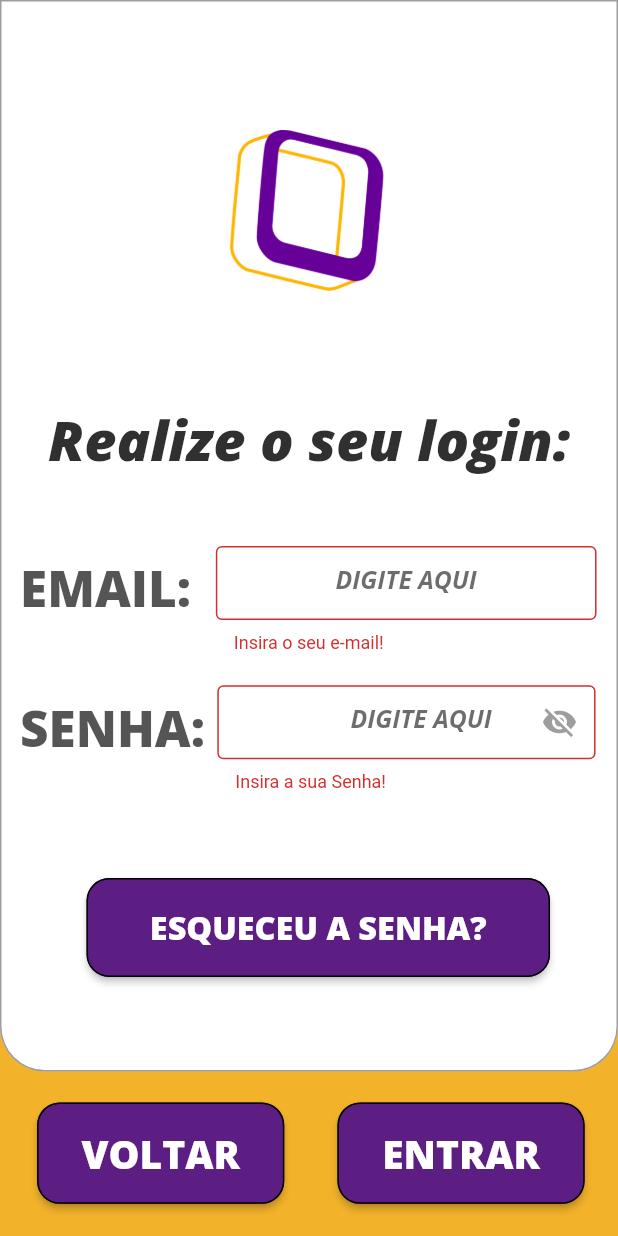
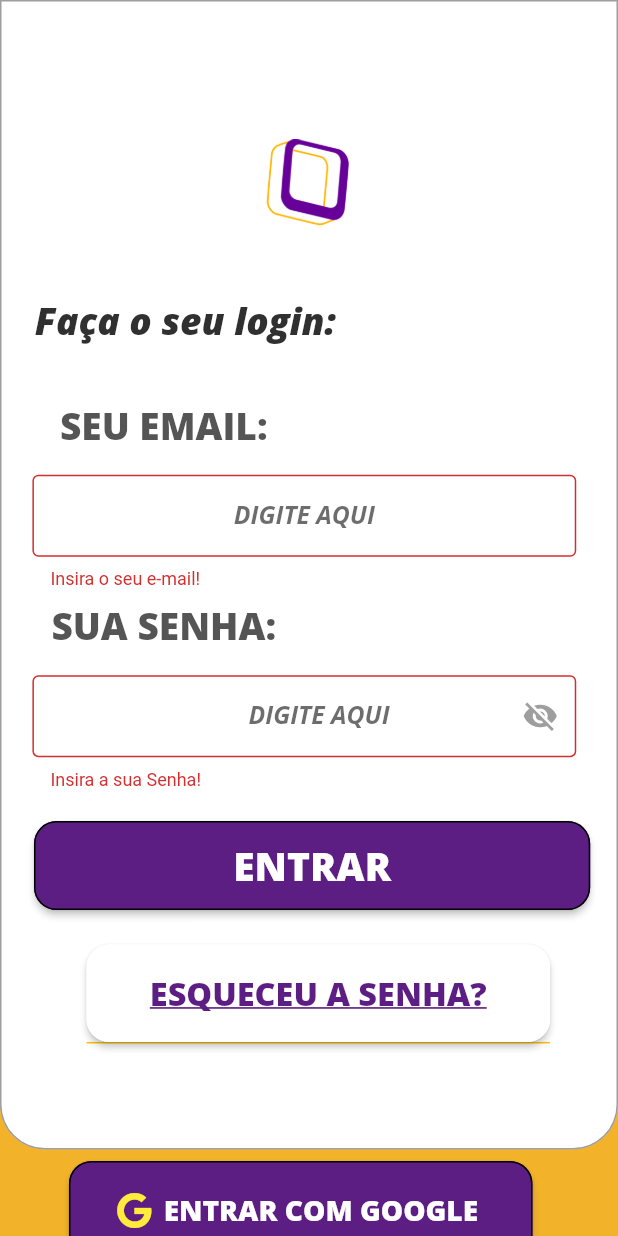
Before and after one commit to AlbertoFerreiraMaiaNeto/Projeto_Teclar_PortoDigital, a Flutter app: the Login screen opened by its route, after a tap on "ENTRAR", on a phone screen of 412 x 824 dp. Run offline on Flutter 3.47's test engine with Material 2 defaults, Android fonts, the phone set to English and light mode, and no system bars; our stand-ins replace audioplayers, brasil_fields, cloud_firestore, email_validator, firebase_auth, firebase_storage and 6 more; missing offline and left inert: bloc_pattern, cpfcnpj; accounts and stored records are empty.

Commit message:
Alteração do Main e da tela Login

```diff
--- a/lib/ui_login/login.dart
+++ b/lib/ui_login/login.dart
@@ -5,9 +5,12 @@ import 'package:flutter/material.dart';
 import 'package:flutter/services.dart';
 import 'package:material_splash_screen/entity/usuario.dart';
 import 'package:material_splash_screen/main.dart';
+import 'package:material_splash_screen/ui_login/google_auth.dart';
 import 'package:material_splash_screen/ui_menu/1_Menu.dart';
 import 'package:material_splash_screen/ui_login/esqueceuSenha.dart';
 import 'package:firebase_auth/firebase_auth.dart';
+import 'package:provider/provider.dart';
+import 'package:font_awesome_flutter/font_awesome_flutter.dart';
 
 class Login extends StatefulWidget {
   @override
@@ -40,7 +43,7 @@ class _LoginState extends State<Login> {
   Widget build(BuildContext context) {
     var sizeWidth = MediaQuery.of(context).size.width;
     var sizeHeight = MediaQuery.of(context).size.height;
-    var sizeCard = sizeHeight * 0.867;
+    var sizeCard = sizeHeight * 0.930;
 
     return Scaffold(
       backgroundColor: Color.fromARGB(255, 242, 178, 42),
@@ -59,25 +62,26 @@ class _LoginState extends State<Login> {
                 children: <Widget>[
                   Padding(
                     padding: EdgeInsets.only(
-                        top: sizeCard * 0.12, bottom: sizeCard * 0.08),
+                        top: sizeCard * 0.12, bottom: sizeCard * 0.05),
                     child: Center(
                       child: Image.asset(
                         "images/LOGOTIPO.png",
                         fit: BoxFit.contain,
-                        height: sizeHeight * 0.15,
+                        height: sizeHeight * 0.08,
                       ),
                     ),
                   ),
                   Center(
                     child: Padding(
-                      padding: EdgeInsets.only(bottom: sizeCard * 0.005),
+                      padding: EdgeInsets.only(
+                          right: sizeWidth * 0.40, bottom: sizeCard * 0.007),
                       child: Text(
-                        "Realize o seu login:",
+                        "Faça o seu login:",
                         style: TextStyle(
                             fontFamily: 'Open Sans Extra Bold',
                             color: Color.fromARGB(255, 48, 48, 48),
                             fontStyle: FontStyle.italic,
-                            fontSize: sizeWidth * 0.09,
+                            fontSize: sizeWidth * 0.06,
                             fontWeight: FontWeight.bold),
                       ),
                     ),
@@ -91,22 +95,26 @@ class _LoginState extends State<Login> {
                             left: sizeWidth * 0.03),
                         child: Column(
                           children: <Widget>[
-                            Row(
-                              children: <Widget>[
-                                Text(
-                                  "EMAIL:",
+                            Padding(
+                              padding:
+                                  EdgeInsets.only(right: sizeWidth * 0.500),
+                              child: Text(
+                                "SEU EMAIL:",
                                 style: TextStyle(
                                     fontFamily: 'Open Sans Extra Bold',
                                     color: Color.fromARGB(210, 48, 48, 48),
-                                      fontSize: sizeWidth * 0.08,
+                                    fontSize: sizeWidth * 0.06,
                                     fontWeight: FontWeight.bold),
                               ),
+                            ),
+                            Row(
+                              children: <Widget>[
                                 Container(
                                   margin: EdgeInsets.only(top: sizeCard * 0.02),
                                   padding:
-                                      EdgeInsets.only(left: sizeWidth * 0.04),
+                                      EdgeInsets.only(left: sizeWidth * 0.020),
                                   height: sizeCard * 0.1,
-                                  width: sizeWidth * 0.656,
+                                  width: sizeWidth * 0.900,
                                   child: TextFormField(
                                     keyboardType: TextInputType.text,
                                     textAlign: TextAlign.center,
@@ -140,23 +148,26 @@ class _LoginState extends State<Login> {
                             Container(
                               padding: EdgeInsets.only(top: sizeCard * 0.01),
                             ), // ----------------------------------------------------
-
-                            Row(
-                              children: <Widget>[
-                                Text(
-                                  "SENHA:",
+                            Padding(
+                              padding:
+                                  EdgeInsets.only(right: sizeWidth * 0.500),
+                              child: Text(
+                                "SUA SENHA:",
                                 style: TextStyle(
                                     fontFamily: 'Open Sans Extra Bold',
                                     color: Color.fromARGB(210, 48, 48, 48),
-                                      fontSize: sizeWidth * 0.08,
+                                    fontSize: sizeWidth * 0.06,
                                     fontWeight: FontWeight.bold),
                               ),
+                            ),
+                            Row(
+                              children: <Widget>[
                                 Container(
                                   margin: EdgeInsets.only(top: sizeCard * 0.02),
                                   padding:
                                       EdgeInsets.only(left: sizeWidth * 0.020),
                                   height: sizeCard * 0.1,
-                                  width: sizeWidth * 0.632,
+                                  width: sizeWidth * 0.900,
                                   child: TextFormField(
                                     keyboardType: TextInputType.text,
                                     textAlign: TextAlign.center,
@@ -195,6 +206,60 @@ class _LoginState extends State<Login> {
                               ],
                             ),
 
+                            //?BOTAO DE ENTRAR
+                            //-----------------------------------
+                            Container(
+                                margin:
+                                    EdgeInsets.only(top: sizeHeight * 0.025),
+                                padding:
+                                    EdgeInsets.only(right: sizeWidth * 0.020),
+                                child: Container(
+                                  height: sizeHeight * 0.072,
+                                  width: sizeWidth * 0.900,
+                                  child: RaisedButton(
+                                    onPressed: () async {
+                                      if (_formKey1.currentState.validate()) {
+                                        bool teste = await _recuperarDados();
+                                        if (teste == true) {
+                                          FirebaseAuth auth =
+                                              FirebaseAuth.instance;
+                                          auth
+                                              .signInWithEmailAndPassword(
+                                                  email: emailController.text,
+                                                  password:
+                                                      senhaController.text)
+                                              .then((firebaseUser) {
+                                            Navigator.of(context).push(
+                                                MaterialPageRoute(
+                                                    builder: (context) =>
+                                                        MenuInicial()));
+                                          }).catchError((erro) {});
+                                        } else {
+                                          showDialog(
+                                              context: context,
+                                              builder: (_) => janelaPopUp(
+                                                  sizeWidth, sizeHeight));
+                                        }
+                                      }
+                                    },
+                                    textColor: Colors.white,
+                                    splashColor: Color(0xfffab611),
+                                    color: Color.fromARGB(255, 93, 30, 132),
+                                    shape: RoundedRectangleBorder(
+                                        borderRadius:
+                                            BorderRadius.circular(15.0),
+                                        side: BorderSide(color: Colors.black)),
+                                    child: Text(
+                                      "ENTRAR",
+                                      style: TextStyle(
+                                        fontFamily: 'Open Sans Extra Bold',
+                                        fontSize: (sizeWidth * 0.35) * 0.18,
+                                        fontWeight: FontWeight.bold,
+                                      ),
+                                    ),
+                                  ),
+                                )),
+
                             // ESQUECI A MINHA SENHA
                             // ---------------------------------------------
 
@@ -202,6 +267,10 @@ class _LoginState extends State<Login> {
                               child: Container(
                                 height: sizeHeight * 0.08,
                                 width: sizeWidth * 0.75,
+                                decoration: BoxDecoration(
+                                    border: Border(
+                                        bottom: BorderSide(
+                                            color: Colors.amber, width: 1.0))),
                                 child: RaisedButton(
                                   onPressed: () {
                                     Navigator.of(context).push(
@@ -209,23 +278,24 @@ class _LoginState extends State<Login> {
                                             builder: (context) =>
                                                 EsqueceuSenha()));
                                   },
-                                  color: Color.fromARGB(255, 93, 30, 132),
+                                  color: Colors.white,
                                   splashColor: Color(0xfffab611),
                                   shape: RoundedRectangleBorder(
                                       borderRadius: BorderRadius.circular(15.0),
-                                      side: BorderSide(color: Colors.black)),
+                                      side: BorderSide(color: Colors.white)),
                                   child: Text(
                                     "ESQUECEU A SENHA?",
                                     style: TextStyle(
                                       fontFamily: 'Open Sans Extra Bold',
-                                      color: Colors.white,
+                                      color: Color.fromARGB(255, 93, 30, 132),
                                       fontSize: (sizeWidth * 0.75) * 0.07,
+                                      decoration: TextDecoration.underline,
                                       fontWeight: FontWeight.bold,
                                     ),
                                   ),
                                 ),
                               ),
-                              padding: EdgeInsets.only(top: sizeCard * 0.08),
+                              padding: EdgeInsets.only(top: sizeCard * 0.03),
                             ),
                           ],
                         )),
@@ -238,77 +308,42 @@ class _LoginState extends State<Login> {
 
           Row(
             children: <Widget>[
-              Padding(
-                  padding: EdgeInsets.only(
-                      left: sizeWidth * 0.06, top: sizeHeight * 0.025),
+              //?BOTAO GOOGLE \/
+              Container(
                 child: Container(
-                    height: sizeHeight * 0.082,
-                    width: sizeWidth * 0.4,
-                    child: RaisedButton(
-                      textColor: Colors.white,
+                  height: sizeHeight * 0.08,
+                  width: sizeWidth * 0.75,
+                  child: RaisedButton.icon(
+                    onPressed: () {
+                      final provider = Provider.of<GoogleSignInProvider>(
+                          context,
+                          listen: false);
+                      if (provider.isSigninIn) {
+                        return Center(child: CircularProgressIndicator());
+                      } else {
+                        return provider.login();
+                      }
+                    },
+                    color: Color.fromARGB(255, 93, 30, 132),
                     splashColor: Color(0xfffab611),
-                      color: Color.fromARGB(255, 93, 30, 132),
                     shape: RoundedRectangleBorder(
                         borderRadius: BorderRadius.circular(15.0),
                         side: BorderSide(color: Colors.black)),
-                      onPressed: () {
-                        Navigator.of(context).push(
-                            MaterialPageRoute(builder: (context) => Home()));
-                      },
-                      child: Text(
-                        "VOLTAR",
+                    icon: FaIcon(FontAwesomeIcons.google, color: Colors.yellow),
+                    label: Text(
+                      "ENTRAR COM GOOGLE",
                       style: TextStyle(
                         fontFamily: 'Open Sans Extra Bold',
-                          fontSize: (sizeWidth * 0.35) * 0.18,
+                        color: Colors.white,
+                        fontSize: (sizeWidth * 0.65) * 0.07,
                         fontWeight: FontWeight.bold,
                       ),
                     ),
                   ),
-                  )),
-              Container(
-                  margin: EdgeInsets.only(
-                      left: sizeWidth * 0.086, top: sizeHeight * 0.025),
-                  child: Container(
-                    height: sizeHeight * 0.082,
-                    width: sizeWidth * 0.4,
-                    child: RaisedButton(
-                      onPressed: () async {
-                        if (_formKey1.currentState.validate()) {
-                          bool teste = await _recuperarDados();
-                          if (teste == true) {
-                            FirebaseAuth auth = FirebaseAuth.instance;
-                            auth
-                                .signInWithEmailAndPassword(
-                                    email: emailController.text,
-                                    password: senhaController.text)
-                                .then((firebaseUser) {
-                              Navigator.of(context).push(MaterialPageRoute(
-                                  builder: (context) => MenuInicial()));
-                            }).catchError((erro) {});
-                          } else {
-                            showDialog(
-                                context: context,
-                                builder: (_) =>
-                                    janelaPopUp(sizeWidth, sizeHeight));
-                          }
-                        }
-                      },
-                      textColor: Colors.white,
-                      splashColor: Color(0xfffab611),
-                      color: Color.fromARGB(255, 93, 30, 132),
-                      shape: RoundedRectangleBorder(
-                          borderRadius: BorderRadius.circular(15.0),
-                          side: BorderSide(color: Colors.black)),
-                      child: Text(
-                        "ENTRAR",
-                        style: TextStyle(
-                          fontFamily: 'Open Sans Extra Bold',
-                          fontSize: (sizeWidth * 0.35) * 0.18,
-                          fontWeight: FontWeight.bold,
                 ),
+                padding: EdgeInsets.only(
+                    top: sizeCard * 0.01, left: sizeCard * 0.06),
               ),
-                    ),
-                  ))
             ],
           ),
         ],
--- a/pubspec.yaml
+++ b/pubspec.yaml
@@ -40,6 +40,9 @@ dependencies:
   rxdart: ^0.24.1
   scoped_model: ^1.1.0
   youtube_player_flutter: ^6.1.0+4
+  provider: ^4.3.2+4
+  font_awesome_flutter: ^8.10.0
+  google_sign_in: ^4.5.6
 
 dev_dependencies:
   flutter_test:
```
Also changed, not shown: lib/main.dart (+85 -36 lines), lib/ui_login/google_auth.dart (added, +44 -0 lines), pubspec.lock. Lines whose indentation alone changed are shown as unchanged.
